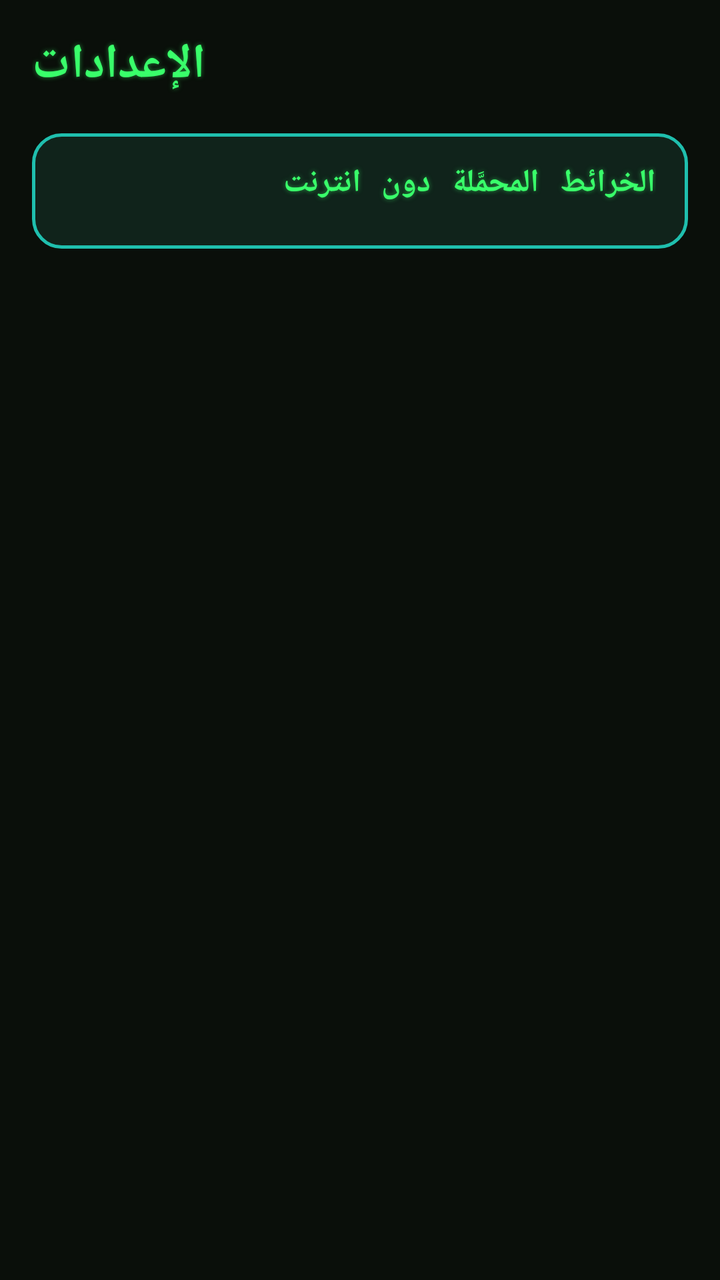
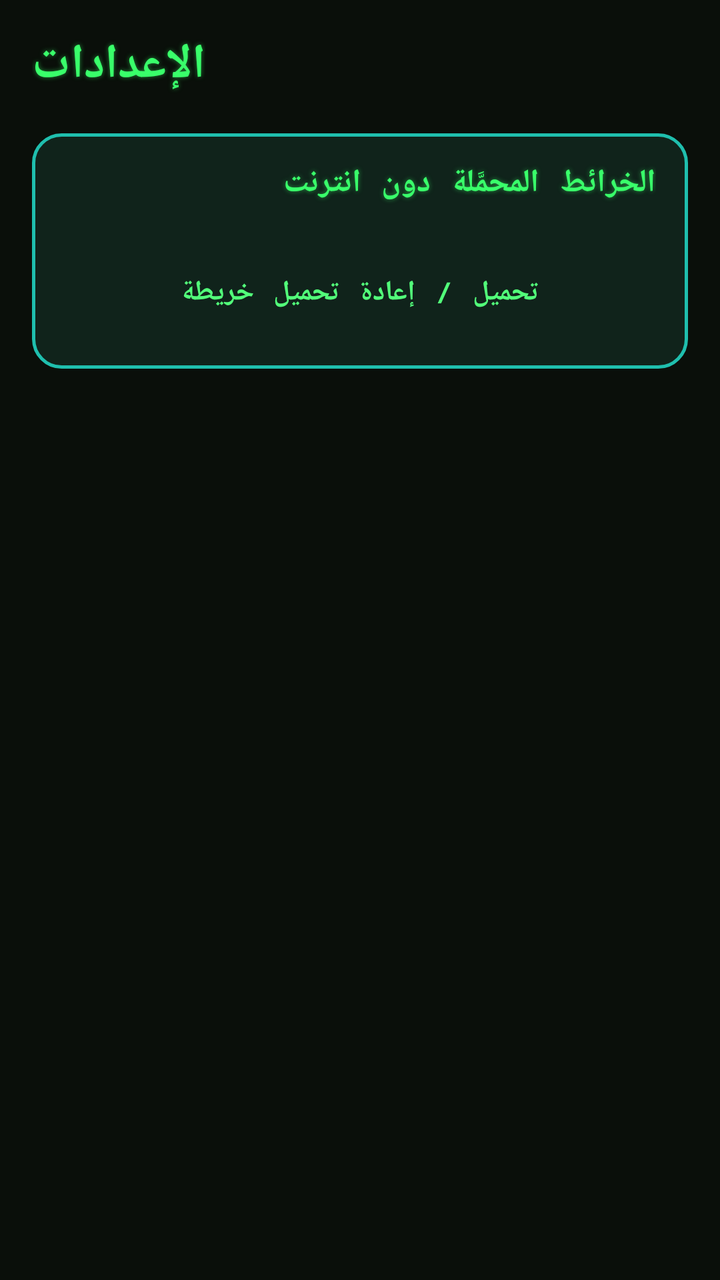

Before-and-after screenshots of an Android layout around one commit, followed by the original layout XML and the change that was made.
<!-- AndroidManifest.xml: application theme Theme.DalilAlBar -->
<!-- res/layout/activity_settings.xml -->
<?xml version="1.0" encoding="utf-8"?>
<ScrollView xmlns:android="http://schemas.android.com/apk/res/android"
    android:layout_width="match_parent"
    android:layout_height="match_parent"
    android:background="@color/neon_bg">

    <LinearLayout
        android:layout_width="match_parent"
        android:layout_height="wrap_content"
        android:orientation="vertical"
        android:padding="16dp">

        <TextView
            android:layout_width="wrap_content"
            android:layout_height="wrap_content"
            android:text="@string/settings_title"
            android:textAppearance="@style/TextAppearance.DalilAlBar.NeonDigital"
            android:textSize="24sp"
            android:paddingBottom="18dp" />

        <LinearLayout
            android:layout_width="match_parent"
            android:layout_height="wrap_content"
            android:orientation="vertical"
            android:background="@drawable/bg_neon_card">

            <TextView
                android:layout_width="match_parent"
                android:layout_height="wrap_content"
                android:text="@string/downloaded_maps_title"
                android:textAppearance="@style/TextAppearance.DalilAlBar.NeonDigital"
                android:textSize="16sp"
                android:paddingBottom="8dp" />

            <LinearLayout
                android:id="@+id/downloadedMapsContainer"
                android:layout_width="match_parent"
                android:layout_height="wrap_content"
                android:orientation="vertical" />

        </LinearLayout>

    </LinearLayout>
</ScrollView>
<!-- resources referenced by this layout -->
<resources>
  <color name="neon_bg">#0A0F0A</color>
  <!-- drawable bg_neon_card (drawable) -->
  <?xml version="1.0" encoding="utf-8"?>
  <shape xmlns:android="http://schemas.android.com/apk/res/android">
      <solid android:color="@color/neon_card_bg" />
      <stroke android:width="1.5dp" android:color="@color/neon_border_teal" />
      <corners android:radius="14dp" />
      <padding android:left="16dp" android:top="14dp" android:right="16dp" android:bottom="14dp" />
  </shape>
  <string name="downloaded_maps_title">الخرائط المحمَّلة دون انترنت</string>
  <string name="settings_title">الإعدادات</string>
  <style name="TextAppearance.DalilAlBar.NeonDigital" parent="@android:style/TextAppearance">
          <item name="android:fontFamily">monospace</item>
          <item name="android:textStyle">bold</item>
          <item name="android:textColor">@color/neon_green</item>
          <item name="android:letterSpacing">0.03</item>
          <item name="android:shadowColor">#8039FF6A</item>
          <item name="android:shadowRadius">6</item>
          <item name="android:shadowDx">0</item>
          <item name="android:shadowDy">0</item>
      </style>
  <style name="Theme.DalilAlBar" parent="Theme.MaterialComponents.DayNight.NoActionBar">
          <item name="colorPrimary">@color/desert_brown</item>
          <item name="colorPrimaryVariant">@color/desert_brown</item>
          <item name="colorOnPrimary">@color/white</item>
          <item name="colorSecondary">@color/sand_bg</item>
          <item name="android:statusBarColor" tools:targetApi="21">@color/desert_brown</item>
      </style>
  <color name="neon_card_bg">#10231B</color>
  <color name="neon_border_teal">#1FBFAE</color>
  <color name="neon_green">#39FF6A</color>
  <color name="desert_brown">#5C3A21</color>
  <color name="white">#FFFFFF</color>
  <color name="sand_bg">#C9A66B</color>
</resources>

<!-- the commit's change to res/layout/activity_settings.xml (unified diff, before → after) -->
@@ -38,6 +38,15 @@
                 android:layout_height="wrap_content"
                 android:orientation="vertical" />
 
+            <Button
+                android:id="@+id/btnDownloadNewMap"
+                style="@style/Widget.DalilAlBar.NeonDialogButton"
+                android:layout_width="match_parent"
+                android:layout_height="wrap_content"
+                android:layout_marginTop="12dp"
+                android:text="@string/download_new_map"
+                android:background="@drawable/bg_neon_tab_active" />
+
         </LinearLayout>
 
     </LinearLayout>
<!-- resource entries referenced after the edit -->
@@ -9,6 +9,15 @@
       <corners android:radius="14dp" />
       <padding android:left="16dp" android:top="14dp" android:right="16dp" android:bottom="14dp" />
   </shape>
+  <!-- drawable bg_neon_tab_active (drawable) -->
+  <?xml version="1.0" encoding="utf-8"?>
+  <shape xmlns:android="http://schemas.android.com/apk/res/android">
+      <solid android:color="@android:color/transparent" />
+      <stroke android:width="2dp" android:color="@color/neon_green" />
+      <corners android:radius="10dp" />
+      <padding android:left="10dp" android:top="8dp" android:right="10dp" android:bottom="8dp" />
+  </shape>
+  <string name="download_new_map">تحميل / إعادة تحميل خريطة</string>
   <string name="downloaded_maps_title">الخرائط المحمَّلة دون انترنت</string>
   <string name="settings_title">الإعدادات</string>
   <style name="TextAppearance.DalilAlBar.NeonDigital" parent="@android:style/TextAppearance">
@@ -21,6 +30,11 @@
           <item name="android:shadowDx">0</item>
           <item name="android:shadowDy">0</item>
       </style>
+  <style name="Widget.DalilAlBar.NeonDialogButton" parent="Widget.MaterialComponents.Button.TextButton">
+          <item name="android:textColor">@color/neon_green_bright</item>
+          <item name="fontFamily">monospace</item>
+          <item name="android:textStyle">bold</item>
+      </style>
   <style name="Theme.DalilAlBar" parent="Theme.MaterialComponents.DayNight.NoActionBar">
           <item name="colorPrimary">@color/desert_brown</item>
           <item name="colorPrimaryVariant">@color/desert_brown</item>
@@ -31,6 +45,7 @@
   <color name="neon_card_bg">#10231B</color>
   <color name="neon_border_teal">#1FBFAE</color>
   <color name="neon_green">#39FF6A</color>
+  <color name="neon_green_bright">#52FF7A</color>
   <color name="desert_brown">#5C3A21</color>
   <color name="white">#FFFFFF</color>
   <color name="sand_bg">#C9A66B</color>
